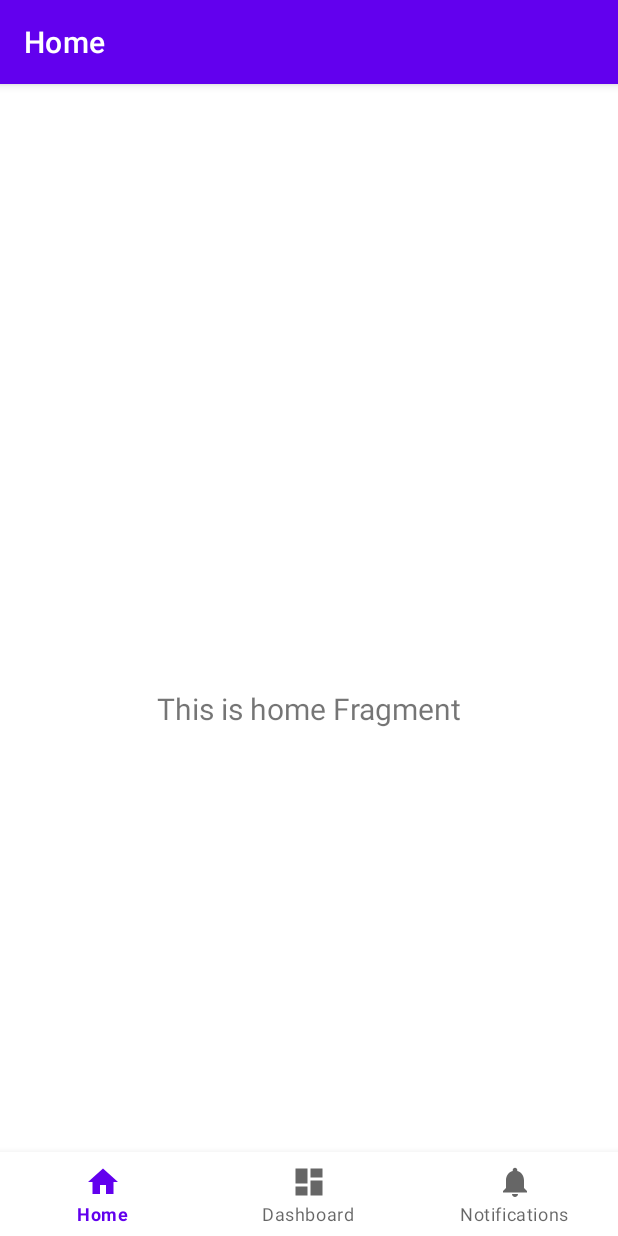
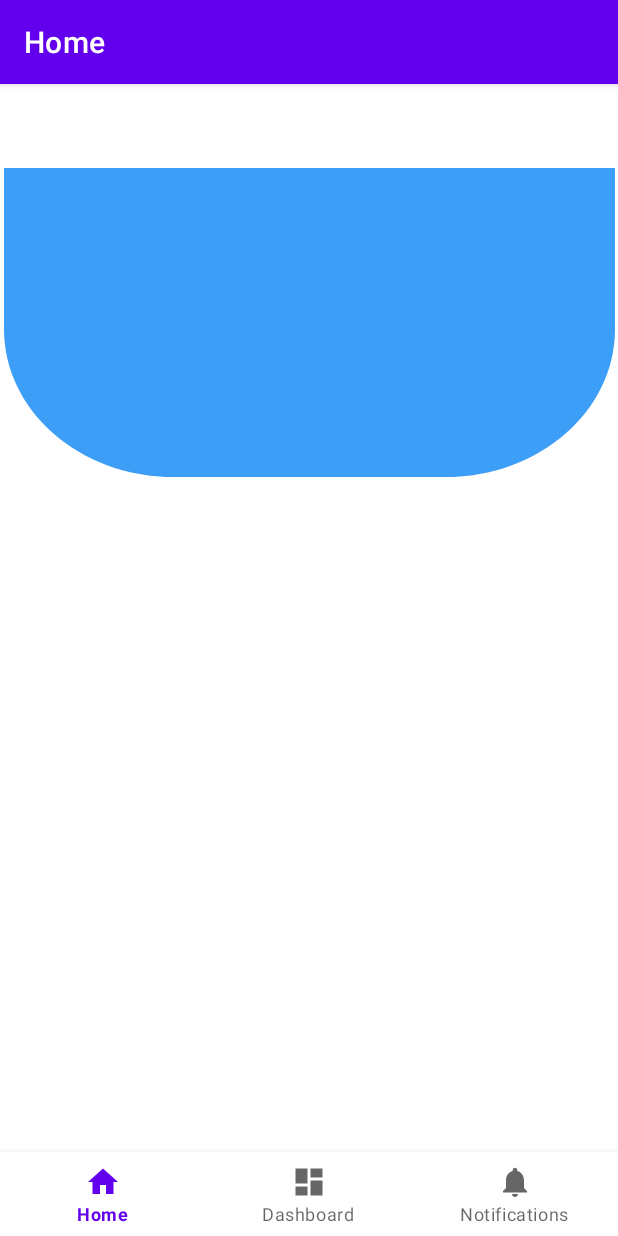
Before and after one commit to Natraidor1/Hospital-Bloom, an Android app: the screen it shows after launch (MainActivity), on a phone screen of 412 x 824 dp. Run offline under Robolectric (Android 15) with nearby library versions, the phone set to English and light mode, and no system bars; our stand-ins replace navigation-ui; 2 statements that could not run were skipped.

Commit message:
cambios en fragment home

```diff
--- a/app/src/main/AndroidManifest.xml
+++ b/app/src/main/AndroidManifest.xml
@@ -20,6 +20,9 @@
                 <action android:name="android.intent.action.MAIN" />
 
                 <category android:name="android.intent.category.LAUNCHER" />
+                <meta-data
+                    android:name="preloaded_fonts"
+                    android:resource="@array/preloaded_fonts" />
             </intent-filter>
         </activity>
     </application>
--- /dev/null
+++ b/app/src/main/res/drawable/circulo_azul.xml
@@ -0,0 +1,9 @@
+<vector xmlns:android="http://schemas.android.com/apk/res/android"
+    android:width="360dp"
+    android:height="209dp"
+    android:viewportWidth="360"
+    android:viewportHeight="209">
+    <path
+        android:fillColor="#FF3D9EF8"
+        android:pathData="M0 0h360v109c0 55.23-44.77 100-100 100H100C44.77 209 0 164.23 0 109V0Z"/>
+</vector>
--- a/app/src/main/res/layout/fragment_home.xml
+++ b/app/src/main/res/layout/fragment_home.xml
@@ -6,17 +6,24 @@
     android:layout_height="match_parent"
     tools:context=".ui.home.HomeFragment">
 
-    <TextView
-        android:id="@+id/text_home"
-        android:layout_width="match_parent"
-        android:layout_height="wrap_content"
-        android:layout_marginStart="8dp"
-        android:layout_marginTop="8dp"
-        android:layout_marginEnd="8dp"
-        android:textAlignment="center"
-        android:textSize="20sp"
-        app:layout_constraintBottom_toBottomOf="parent"
+    <View
+        android:id="@+id/view2"
+        android:layout_width="407dp"
+        android:layout_height="206dp"
+        android:background="@drawable/circulo_azul"
         app:layout_constraintEnd_toEndOf="parent"
         app:layout_constraintStart_toStartOf="parent"
         app:layout_constraintTop_toTopOf="parent" />
+
+    <ScrollView
+        android:layout_width="409dp"
+        android:layout_height="523dp"
+        tools:layout_editor_absoluteX="1dp"
+        tools:layout_editor_absoluteY="207dp">
+
+        <LinearLayout
+            android:layout_width="match_parent"
+            android:layout_height="wrap_content"
+            android:orientation="vertical" />
+    </ScrollView>
 </androidx.constraintlayout.widget.ConstraintLayout>
```
